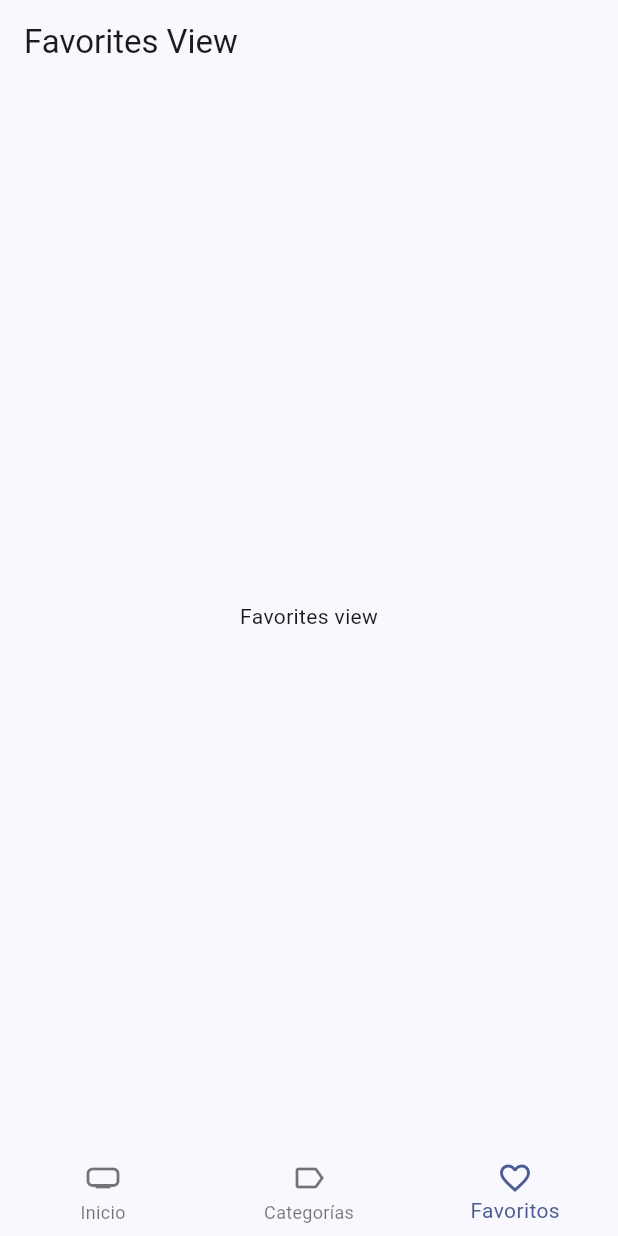
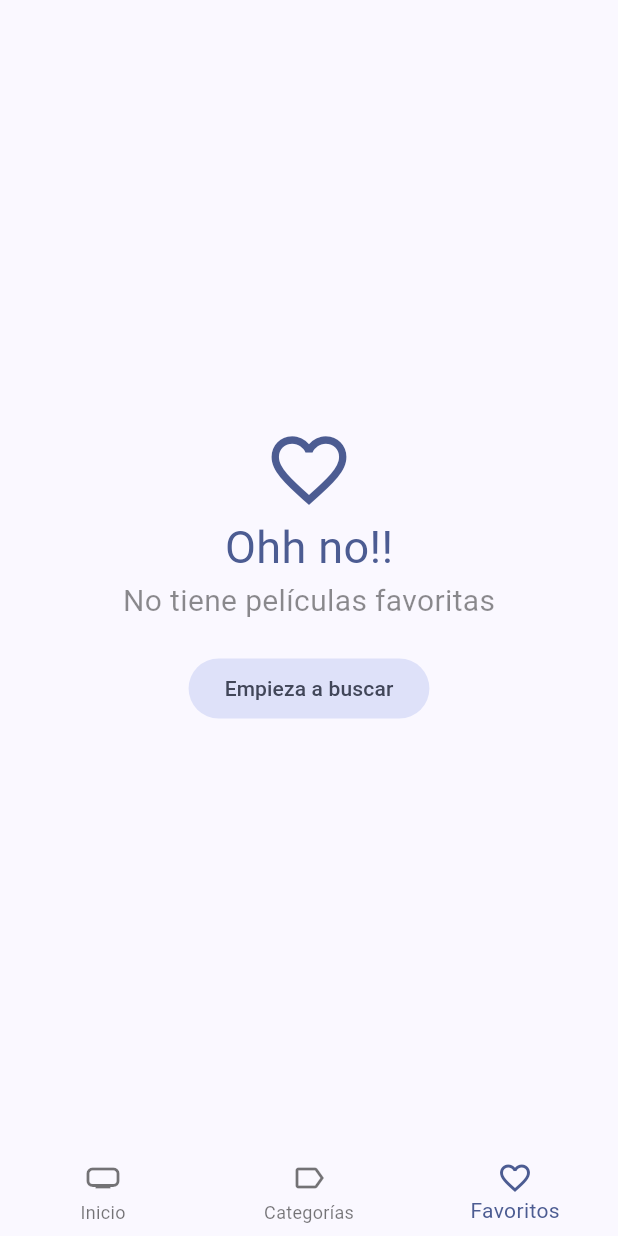
Before and after one commit to JeffCodeEasy/cinemapedia, a Flutter app: the screen it shows after launch, item 3 of the bottom bar chosen, on a phone screen of 412 x 824 dp. Run offline on Flutter 3.47's test engine with Material 3 defaults, Android fonts, the phone set to English and light mode, and no system bars; our stand-ins replace animate_do, card_swiper, dio, flutter_dotenv, flutter_riverpod, go_router and 1 more; accounts and stored records are empty; generated files the repository leaves out were written again; network calls fail.

```diff
--- a/lib/presentation/providers/movies.dart
+++ b/lib/presentation/providers/movies.dart
@@ -6,3 +6,5 @@ export 'movies/movie_info_provider.dart';
 export 'actors/actors_by_movie_provider.dart';
 export 'actors/actors_repository_provider.dart';
 export 'search/search_movie_provider.dart';
+export 'storage/local_storage_provider.dart';
+export 'storage/favorite_movies_provider.dart';
--- a/lib/presentation/views/home_views/favorites_view.dart
+++ /dev/null
@@ -1,18 +0,0 @@
-import 'package:flutter/material.dart';
-
-class FavoritesView extends StatelessWidget {
-  static const name = 'favorites-view';
-  const FavoritesView({super.key});
-
-  @override
-  Widget build(BuildContext context) {
-    return Scaffold(
-      appBar: AppBar(
-        title: const Text('Favorites View'),
-      ),
-      body: const Center(
-        child: Text('Favorites view'),
-      ),
-    );
-  }
-}
--- /dev/null
+++ b/lib/presentation/views/movies/favorites_view.dart
@@ -0,0 +1,70 @@
+import 'package:cinemapedia/presentation/providers/movies.dart';
+import 'package:cinemapedia/presentation/widgets/widgets.dart';
+import 'package:flutter/material.dart';
+import 'package:flutter_riverpod/flutter_riverpod.dart';
+import 'package:go_router/go_router.dart';
+
+class FavoritesView extends ConsumerStatefulWidget {
+  static const name = 'favorites-view';
+  const FavoritesView({super.key});
+
+  @override
+  FavoritesViewState createState() => FavoritesViewState();
+}
+
+class FavoritesViewState extends ConsumerState<FavoritesView> {
+  bool isLoading = false;
+  bool isLastPage = false;
+
+  @override
+  void initState() {
+    super.initState();
+    ref.read(favoriteMoviesProvider.notifier).loadNextPage();
+  }
+
+  void loadNextPage() async {
+    if (isLoading || isLastPage) return;
+    isLoading = true;
+
+    final movies =
+        await ref.read(favoriteMoviesProvider.notifier).loadNextPage();
+    isLoading = false;
+
+    if (movies.isEmpty) {
+      isLastPage = true;
+    }
+  }
+
+  @override
+  Widget build(BuildContext context) {
+    final favoriteMovies = ref.watch(favoriteMoviesProvider).values.toList();
+    final colors = Theme.of(context).colorScheme;
+    if (favoriteMovies.isEmpty) {
+      return Center(
+        child: Column(
+          mainAxisAlignment: MainAxisAlignment.center,
+          crossAxisAlignment: CrossAxisAlignment.center,
+          children: [
+            Icon(Icons.favorite_border_sharp, size: 60, color: colors.primary),
+            Text('Ohh no!!',
+                style: TextStyle(fontSize: 30, color: colors.primary)),
+            const Text(
+              'No tiene películas favoritas',
+              style: TextStyle(fontSize: 20, color: Colors.black45),
+            ),
+            const SizedBox(height: 20),
+            FilledButton.tonal(
+                onPressed: () => context.go('/'),
+                child: const Text('Empieza a buscar'))
+          ],
+        ),
+      );
+    }
+
+    return Scaffold(
+        body: MovieMansonry(
+      movies: favoriteMovies,
+      loadNextPage: loadNextPage,
+    ));
+  }
+}
--- a/lib/presentation/views/views.dart
+++ b/lib/presentation/views/views.dart
@@ -1,3 +1,3 @@
-export 'home_views/favorites_view.dart';
-export 'home_views/home_view.dart';
-export 'home_views/categories_view.dart';
+export 'movies/favorites_view.dart';
+export 'movies/home_view.dart';
+export 'movies/categories_view.dart';
--- a/lib/presentation/widgets/widgets.dart
+++ b/lib/presentation/widgets/widgets.dart
@@ -2,3 +2,5 @@ export 'shared/custom_appbar.dart';
 export 'shared/custom_bottom_navigation.dart';
 export 'shared/full_screen_loader.dart';
 export 'movies/movies_slideshow.dart';
+export 'movies/movie_mansonry.dart';
+export 'movies/movie_poster_link.dart';
--- a/pubspec.yaml
+++ b/pubspec.yaml
@@ -16,11 +16,17 @@ dependencies:
   flutter_riverpod: ^2.6.1
   go_router: ^14.8.1
   intl: ^0.20.2
+  isar: ^3.1.0+1
+  isar_flutter_libs: ^3.1.0+1
+  path_provider: ^2.1.5
+  flutter_staggered_grid_view: ^0.7.0
 
 dev_dependencies:
+  build_runner: ^2.4.11
   flutter_lints: ^3.0.0
   flutter_test:
     sdk: flutter
+  isar_generator: ^3.1.0+1
 
 flutter:
   uses-material-design: true
```
Also changed, not shown: lib/domain/datasources/local_storage_datasource.dart (added, +9 -0 lines), lib/domain/entities/movie.dart (+8 -1 lines), lib/domain/repositories/local_storage_repository.dart (added, +9 -0 lines), lib/infraestructure/datasources/isar_datasource.dart (added, +49 -0 lines), lib/infraestructure/repositories/local_storage_repository_impl.dart (added, +24 -0 lines), lib/presentation/providers/storage/favorite_movies_provider.dart (added, +50 -0 lines), lib/presentation/providers/storage/local_storage_provider.dart (added, +7 -0 lines), lib/presentation/screens/movies/movie_screen.dart (+26 -5 lines), lib/presentation/widgets/movies/movie_mansonry.dart (added, +69 -0 lines), lib/presentation/widgets/movies/movie_poster_link.dart (added, +22 -0 lines), lib/domain/entities/movie.g.dart (added), lib/presentation/views/movies/categories_view.dart (renamed from lib/presentation/views/home_views/categories_view.dart), lib/presentation/views/movies/home_view.dart (renamed from lib/presentation/views/home_views/home_view.dart), pubspec.lock, 6 other files.
